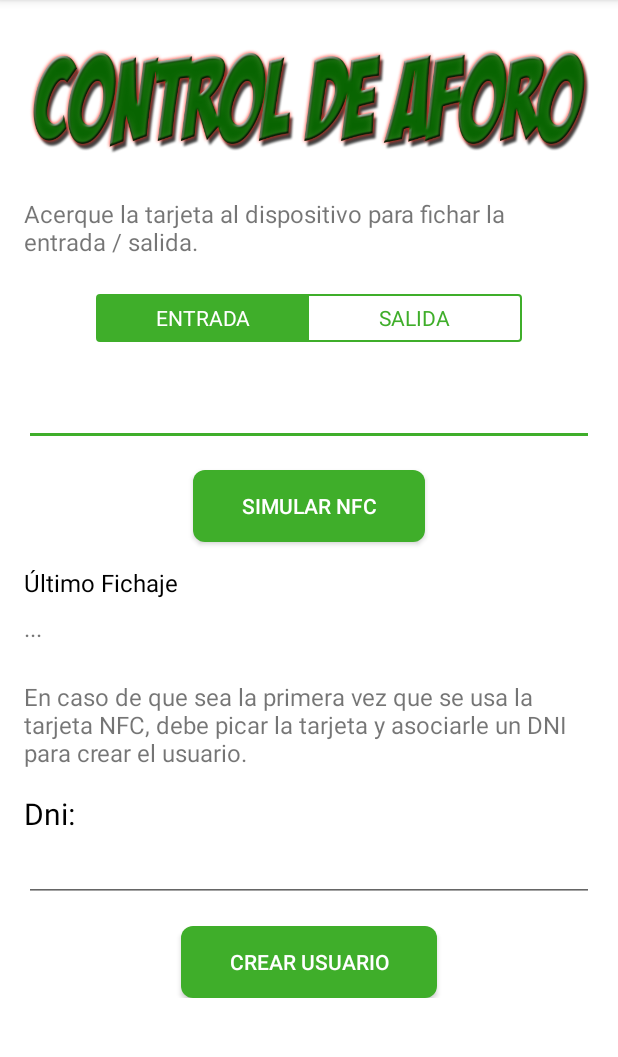
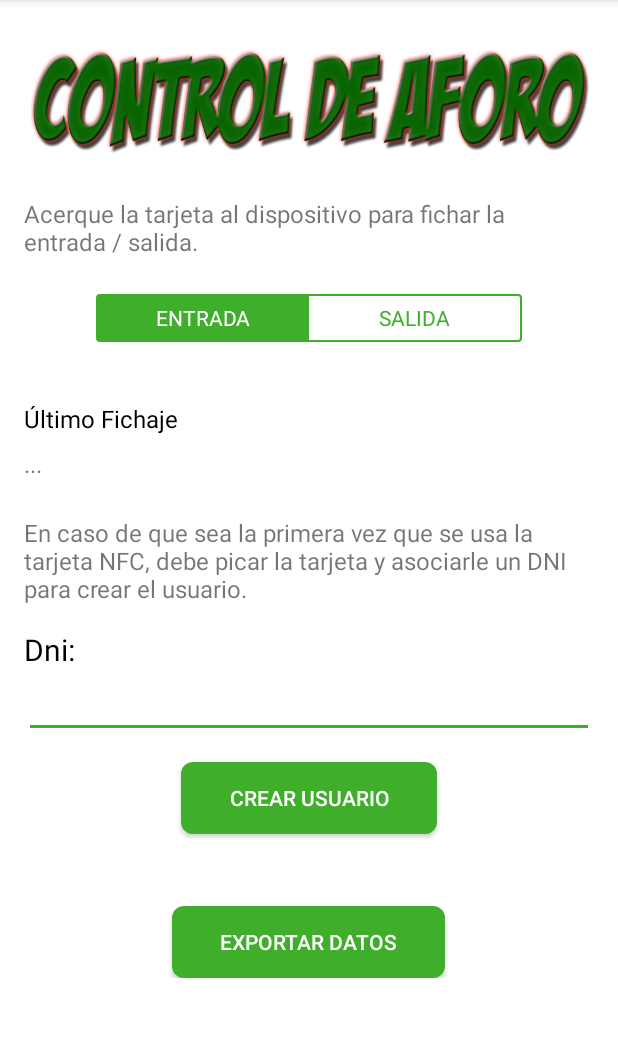
Before and after one commit to DesarrolloBerrueco/PrototipoNFC1, an Android app: the screen it shows after launch (MainActivityV2), on a phone screen of 412 x 824 dp, the part 84-1141 px from its top. Run offline under Robolectric (Android 15) with nearby library versions, the phone set to English and light mode, and no system bars; libraries missing offline, so code that uses them is left out: com.karumi.dexter; 2 statements that could not run were skipped.

Commit message:
export json data

```diff
--- a/app/build.gradle
+++ b/app/build.gradle
@@ -40,6 +40,7 @@ dependencies {
     implementation 'androidx.appcompat:appcompat:1.0.0'
     implementation "org.jetbrains.kotlin:kotlin-stdlib-jdk7:$kotlin_version"
     implementation "androidx.core:core-ktx:+"
+    implementation 'com.karumi:dexter:6.2.0'
 
     implementation 'com.rbddevs.splashy:splashy:1.2.0'
     def dagger_version = "2.24"
--- a/app/src/main/AndroidManifest.xml
+++ b/app/src/main/AndroidManifest.xml
@@ -9,6 +9,7 @@
     android:hardwareAccelerated="true">
 
     <uses-permission android:name="android.permission.NFC" />
+    <uses-permission android:name="android.permission.WRITE_EXTERNAL_STORAGE" />
     <uses-feature android:name="android.hardware.nfc" android:required="true"/>
 
     <application
--- a/app/src/main/res/layout/activity_main.xml
+++ b/app/src/main/res/layout/activity_main.xml
@@ -120,7 +120,8 @@
                 android:id="@+id/et_nfc_id"
                 android:layout_width="match_parent"
                 android:layout_height="wrap_content"
-                android:inputType="text" />
+                android:inputType="text"
+                android:visibility="gone"/>
 
             <Button
                 android:id="@+id/btn_simulate_nfc"
@@ -129,7 +130,8 @@
                 android:text="Simular NFC"
                 android:layout_gravity="center_horizontal"
                 android:layout_marginTop="16dp"
-                style="@style/default_btn"/>
+                style="@style/default_btn"
+                android:visibility="gone"/>
 
             <TextView
                 android:id="@+id/tv_last_log_label"
@@ -183,6 +185,16 @@
                 style="@style/default_btn"/>
 
 
+            <Button
+                android:id="@+id/btn_export_data"
+                android:layout_width="wrap_content"
+                android:layout_height="wrap_content"
+                android:text="Exportar datos"
+                android:layout_gravity="center_horizontal"
+                android:layout_marginTop="48dp"
+                style="@style/default_btn"/>
+
+
 
             <!--TODO deprecated views-->
             <EditText
```
Also changed, not shown: app/src/main/java/com/romellfudi/fudinfc/app/MainActivityV2.java (+100 -16 lines), app/src/main/java/com/romellfudi/fudinfc/app/Utils.java (+11 -1 lines), app/src/main/java/com/romellfudi/fudinfc/app/data/DbEntities.kt (+7 -8 lines), app/src/main/java/com/romellfudi/fudinfc/app/data/UserRepository.kt (+9 -10 lines).
